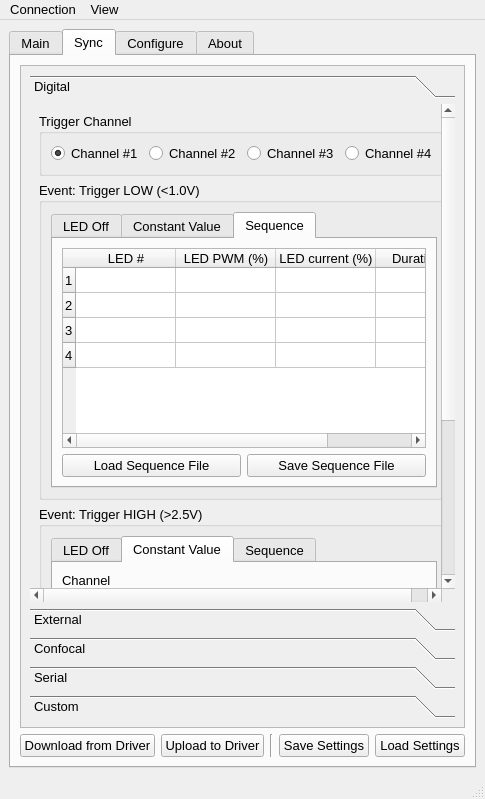
Old version of the form LedDriverGUI/resources/qt/QtDesigner_GUI.ui in the repository berkeley-oz-vision/SixPrimaryProjector.
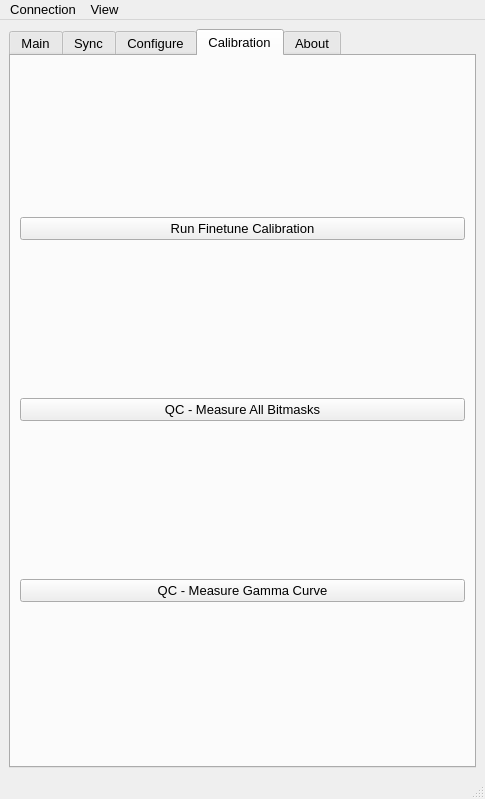
New version of the form. The open tabs and pages were chosen to show the change.

What changed in the file:
```diff
--- a/LedDriverGUI/resources/qt/QtDesigner_GUI.ui
+++ b/LedDriverGUI/resources/qt/QtDesigner_GUI.ui
@@ -4716,6 +4716,43 @@
         </item>
        </layout>
       </widget>
+      <widget class="QWidget" name="calibration_tab">
+       <attribute name="title">
+        <string>Calibration</string>
+       </attribute>
+       <layout class="QGridLayout" name="gridLayout_46">
+        <item row="0" column="0">
+            <widget class="QPushButton" name="lut_calibration_button">
+            <property name="toolTip">
+                <string>Run through all the bitmasks and calibrate with the last values as the starting points</string>
+            </property>
+            <property name="text">
+                <string>Run Finetune Calibration</string>
+            </property>
+            </widget>
+        </item>
+        <item row="1" column="0">
+            <widget class="QPushButton" name="measure_bitmasks_button">
+            <property name="toolTip">
+                <string>Run through all the bitmasks and make sure they're relatively close to the original measurements.</string>
+            </property>
+            <property name="text">
+                <string>QC - Measure All Bitmasks</string>
+            </property>
+            </widget>
+        </item>
+        <item row="2" column="0">
+            <widget class="QPushButton" name="measure_gamma_button">
+            <property name="toolTip">
+                <string>Measure the Gamma Curve.</string>
+            </property>
+            <property name="text">
+                <string>QC - Measure Gamma Curve</string>
+            </property>
+            </widget>
+        </item>
+       </layout>
+      </widget>
       <widget class="QWidget" name="about_tab">
        <attribute name="title">
         <string>About</string>
```
